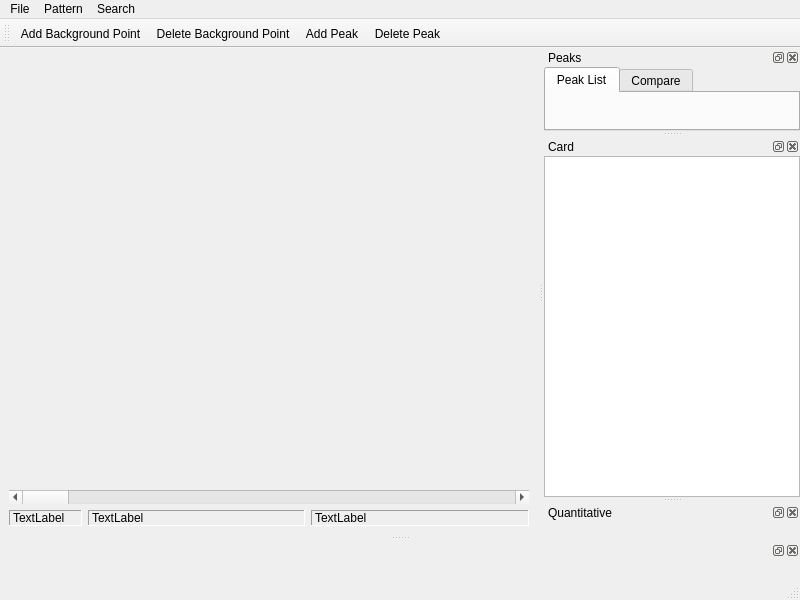
The window that src/mainwindow.ui (ccorrado71/qualx3) describes before a commit, drawn with Qt 5.
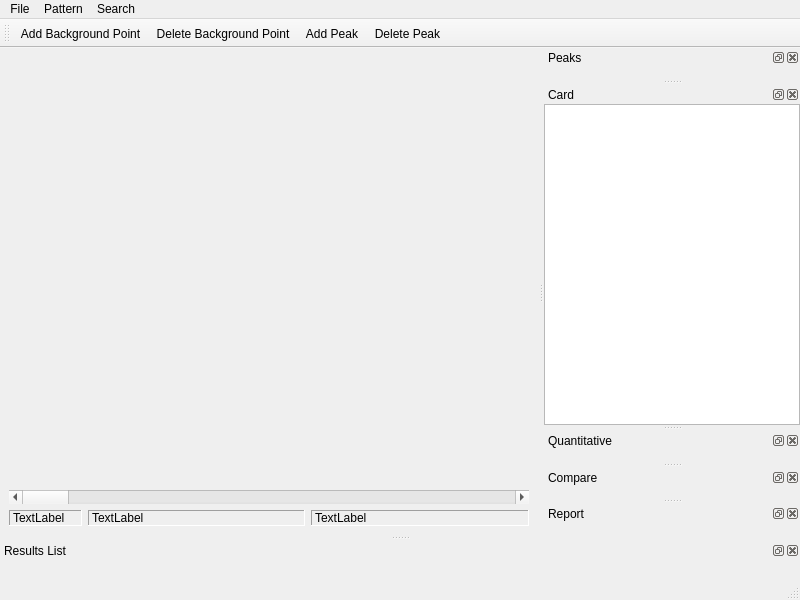
The same window after the commit. Icons and pictures are not drawn. Custom widgets are drawn as their Qt base class.

Commit message: update for compare table

The edit to the form file:
```diff
--- a/src/mainwindow.ui
+++ b/src/mainwindow.ui
@@ -149,7 +149,10 @@
    <addaction name="menuDatabase"/>
   </widget>
   <widget class="QStatusBar" name="statusBar"/>
-  <widget class="QDockWidget" name="dockWidgetPeaks">
+  <widget class="QDockWidget" name="dockWidgetResults">
+   <property name="windowTitle">
+    <string>Results List</string>
+   </property>
    <attribute name="dockWidgetArea">
     <number>8</number>
    </attribute>
@@ -176,33 +179,7 @@
      <property name="rightMargin"><number>0</number></property>
      <property name="bottomMargin"><number>0</number></property>
      <item>
-      <widget class="QTabWidget" name="peakTabWidget">
-       <property name="currentIndex"><number>0</number></property>
-       <widget class="QWidget" name="tabPeakList">
-        <attribute name="title"><string>Peak List</string></attribute>
-        <layout class="QVBoxLayout" name="layoutPeakList">
-         <property name="leftMargin"><number>0</number></property>
-         <property name="topMargin"><number>0</number></property>
-         <property name="rightMargin"><number>0</number></property>
-         <property name="bottomMargin"><number>0</number></property>
-         <item>
-          <widget class="PeakListWidget" name="peakListWidget" native="true"/>
-         </item>
-        </layout>
-       </widget>
-       <widget class="QWidget" name="tabPeakCompare">
-        <attribute name="title"><string>Compare</string></attribute>
-        <layout class="QVBoxLayout" name="layoutPeakCompare">
-         <property name="leftMargin"><number>0</number></property>
-         <property name="topMargin"><number>0</number></property>
-         <property name="rightMargin"><number>0</number></property>
-         <property name="bottomMargin"><number>0</number></property>
-         <item>
-          <widget class="PeakCompareWidget" name="peakCompareWidget" native="true"/>
-         </item>
-        </layout>
-       </widget>
-      </widget>
+      <widget class="PeakListWidget" name="peakListWidget" native="true"/>
      </item>
     </layout>
    </widget>
@@ -268,6 +245,52 @@
     </layout>
    </widget>
   </widget>
+  <widget class="QDockWidget" name="dockWidgetCompare">
+   <property name="windowTitle">
+    <string>Compare</string>
+   </property>
+   <attribute name="dockWidgetArea">
+    <number>2</number>
+   </attribute>
+   <widget class="QWidget" name="dockWidgetContents_5">
+    <layout class="QVBoxLayout" name="layoutCompare">
+     <property name="leftMargin">
+      <number>0</number>
+     </property>
+     <property name="topMargin">
+      <number>0</number>
+     </property>
+     <property name="rightMargin">
+      <number>0</number>
+     </property>
+     <property name="bottomMargin">
+      <number>0</number>
+     </property>
+     <item>
+      <widget class="PeakCompareWidget" name="peakCompareWidget" native="true"/>
+     </item>
+    </layout>
+   </widget>
+  </widget>
+  <widget class="QDockWidget" name="dockWidgetReport">
+   <property name="windowTitle">
+    <string>Report</string>
+   </property>
+   <attribute name="dockWidgetArea">
+    <number>2</number>
+   </attribute>
+   <widget class="QWidget" name="dockWidgetContents_8">
+    <layout class="QVBoxLayout" name="layoutReport">
+     <property name="leftMargin"><number>0</number></property>
+     <property name="topMargin"><number>0</number></property>
+     <property name="rightMargin"><number>0</number></property>
+     <property name="bottomMargin"><number>0</number></property>
+     <item>
+      <widget class="ReportWidget" name="reportWidget" native="true"/>
+     </item>
+    </layout>
+   </widget>
+  </widget>
   <action name="actionDatabaseInfo">
    <property name="text">
     <string>Database Info</string>
@@ -415,18 +438,24 @@
    <header>dbresultswidget.h</header>
    <container>1</container>
   </customwidget>
-  <customwidget>
-   <class>PeakCompareWidget</class>
-   <extends>QWidget</extends>
-   <header>peakcomparewidget.h</header>
-   <container>1</container>
-  </customwidget>
   <customwidget>
    <class>QuantWidget</class>
    <extends>QWidget</extends>
    <header>quantwidget.h</header>
    <container>1</container>
   </customwidget>
+  <customwidget>
+   <class>PeakCompareWidget</class>
+   <extends>QWidget</extends>
+   <header>peakcomparewidget.h</header>
+   <container>1</container>
+  </customwidget>
+  <customwidget>
+   <class>ReportWidget</class>
+   <extends>QWidget</extends>
+   <header>reportwidget.h</header>
+   <container>1</container>
+  </customwidget>
  </customwidgets>
  <resources>
   <include location="resource.qrc"/>
```
Left out of the diff: 36 changed lines with no effect on the pictures. The commit also changes 8 other files.
